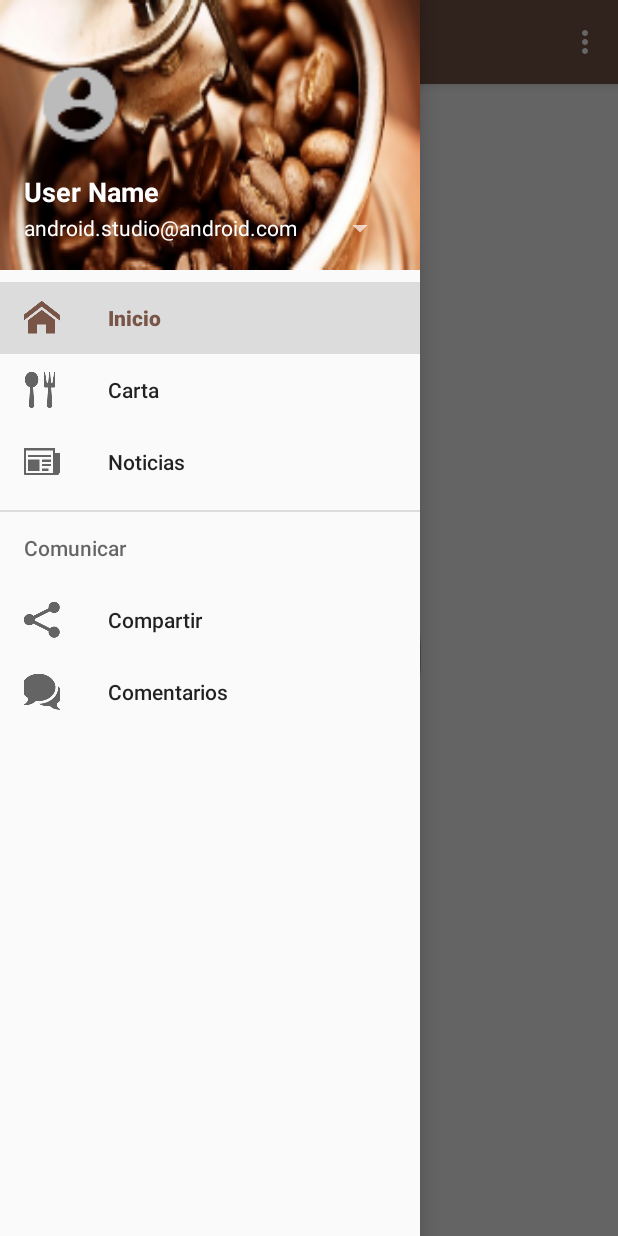
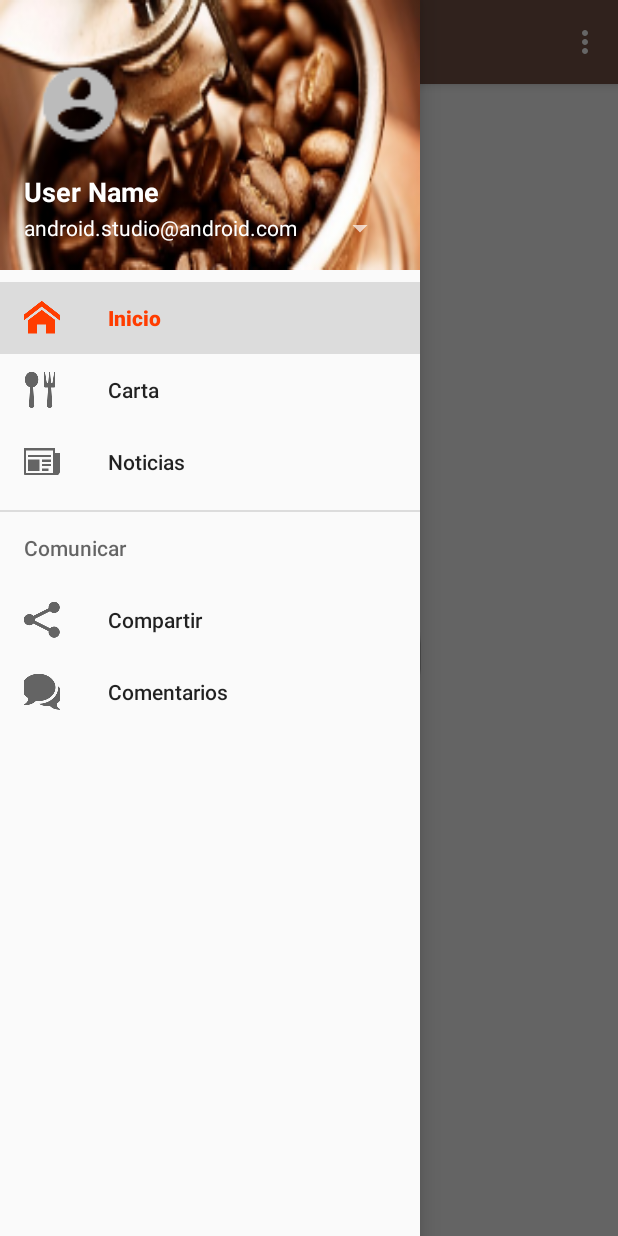
Before and after one commit to ESAlbertoMejia/CrafterAppBetaVersion, an Android app: the screen it shows after launch (MainActivity), with the side drawer open, on a phone screen of 412 x 824 dp. Run offline under Robolectric (Android 15) with nearby library versions, the phone set to English and light mode, and no system bars.

Commit message:
Se agrega el metodo onViewCreated a la clase MainFragment

```diff
--- a/app/src/main/java/com/esamdevelopers/gamej/crafterapp/MainFragment.java
+++ b/app/src/main/java/com/esamdevelopers/gamej/crafterapp/MainFragment.java
@@ -20,6 +20,11 @@ public class MainFragment extends Fragment {
     }
 
     @Override
+    public void onViewCreated(View view, @Nullable Bundle savedInstanceState) {
+        super.onViewCreated(view, savedInstanceState);
+    }
+
+    @Override
     public void onActivityCreated(@Nullable Bundle savedInstanceState) {
         super.onActivityCreated(savedInstanceState);
         if (getActivity() instanceof MainActivity){
--- a/app/src/main/res/layout/activity_main.xml
+++ b/app/src/main/res/layout/activity_main.xml
@@ -21,6 +21,6 @@
         android:fitsSystemWindows="true"
         app:headerLayout="@layout/nav_header_main"
         app:menu="@menu/activity_main_drawer"
-        style="@style/AppTheme.MyDrawerStyle"/>
+        android:theme="@style/AppTheme.MyDrawerStyle"/>
 
 </android.support.v4.widget.DrawerLayout>
```
